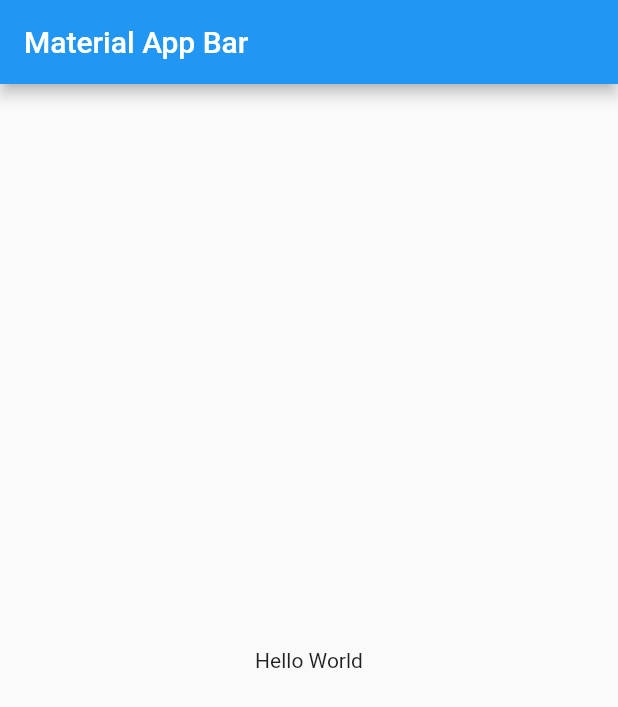
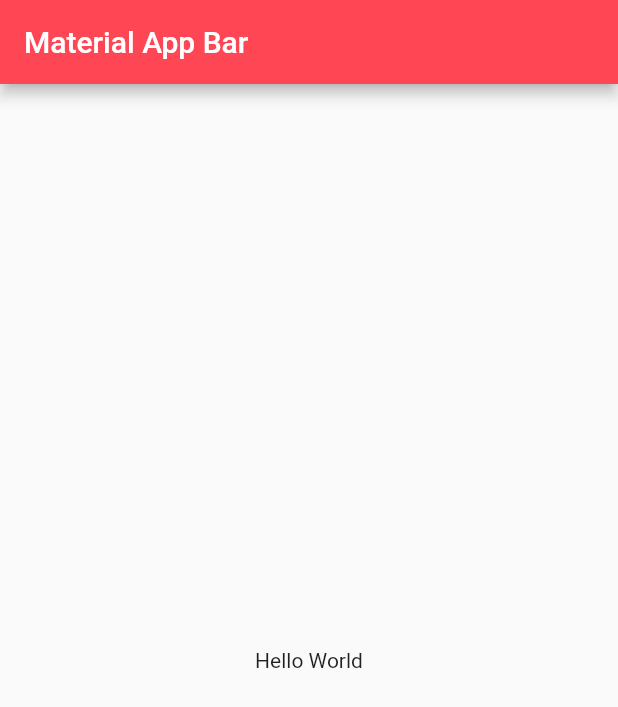
Before and after one commit to EyupEnsarKus1/ValoVerse, a Flutter app: the screen it shows after launch, on a phone screen of 412 x 824 dp. Shown: the top 707 px of the screen. Run offline on Flutter 3.47's test engine with Material 2 defaults, Android fonts, the phone set to English and light mode, and no system bars; our stand-ins replace flutter_screenutil.

Commit message:
app theme implemanted

```diff
--- a/lib/main.dart
+++ b/lib/main.dart
@@ -1,4 +1,6 @@
 import 'package:flutter/material.dart';
+import 'package:valorant_wiki_app/ui/constants/theme/app_dark_theme.dart';
+import 'package:valorant_wiki_app/ui/constants/theme/app_light_theme.dart';
 
 void main() => runApp(const MyApp());
 
@@ -9,6 +11,8 @@ class MyApp extends StatelessWidget {
   Widget build(BuildContext context) {
     return MaterialApp(
       title: 'Material App',
+      theme: AppLightTheme.lightTheme,
+      darkTheme: AppDarkTheme.darkTheme,
       debugShowCheckedModeBanner: false,
       home: Scaffold(
         appBar: AppBar(
--- a/lib/ui/constants/theme/app_dark_theme.dart
+++ b/lib/ui/constants/theme/app_dark_theme.dart
@@ -5,7 +5,7 @@ import '../colors/app_colors.dart';
 class AppDarkTheme {
   AppDarkTheme._();
 
-  static final ThemeData dark = ThemeData(
+  static final ThemeData darkTheme = ThemeData(
     colorScheme: _colorScheme,
   );
 
--- a/lib/ui/constants/theme/app_light_theme.dart
+++ b/lib/ui/constants/theme/app_light_theme.dart
@@ -4,7 +4,7 @@ import 'package:valorant_wiki_app/ui/constants/colors/app_colors.dart';
 class AppLightTheme {
   AppLightTheme._();
 
-  static ThemeData appThemeLight = ThemeData(
+  static ThemeData lightTheme = ThemeData(
     colorScheme: _colorScheme,
   );
 
```
Also changed, not shown: lib/constants/enums/fonts_enum.dart (deleted, +0 -35 lines).
